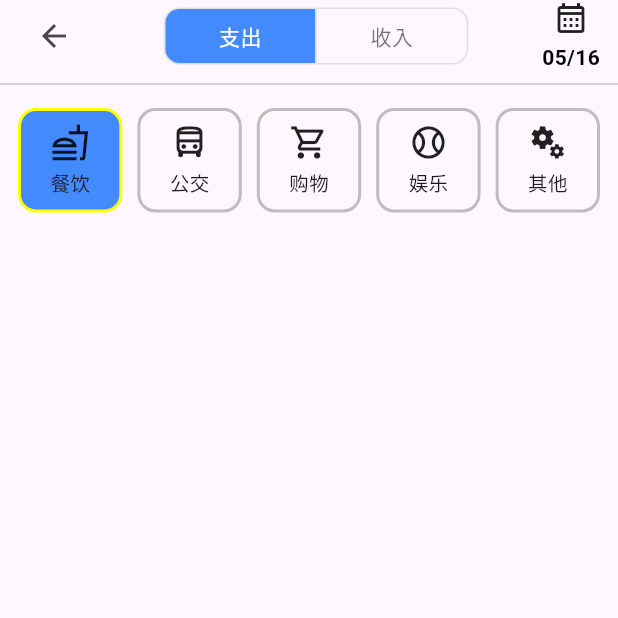
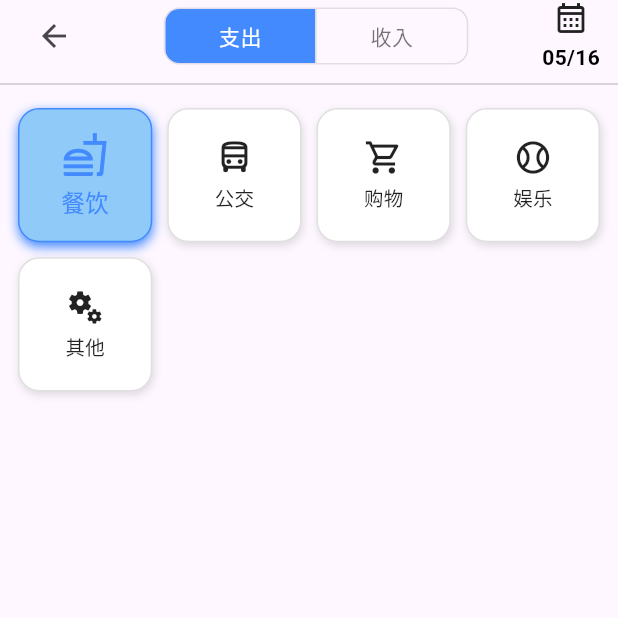
Before and after one commit to Each9084/Quick_Accounting_Tracker, a Flutter app: the AddBillPage screen opened directly, on a phone screen of 412 x 824 dp, the top half of it. Run offline on Flutter 3.47's test engine with Material 3 defaults, Android fonts, the phone set to English and light mode, and no system bars.

Commit message:
update the animation about the blue button

```diff
--- a/lib/screens/add_bill_page.dart
+++ b/lib/screens/add_bill_page.dart
@@ -149,10 +149,10 @@ class _AddBillPageState extends State<AddBillPage> {
           const Divider(),
           Expanded(
             child: Padding(
-              padding: const EdgeInsets.symmetric(horizontal: 12,vertical: 8),
+              padding: const EdgeInsets.symmetric(horizontal: 12, vertical: 8),
               child: GridView.count(
                 //每一行有几个内容
-                crossAxisCount: 5,
+                crossAxisCount: 4,
                 //每两个行之间的间距
                 mainAxisSpacing: 10,
                 //每两个列之间的间距
@@ -166,34 +166,62 @@ class _AddBillPageState extends State<AddBillPage> {
                         _selectedCategory = category;
                       });
                     },
-                    child: Container(
+                    child: AnimatedContainer(
+                      duration: Duration(milliseconds: 200),
+                      curve: Curves.easeInOut,
                       decoration: BoxDecoration(
-                        color:
-                            isSelected ? Colors.blueAccent : Colors.transparent,
+                        color: isSelected ? Colors.blue.shade200 : Colors.white,
                         border: Border.all(
                           color: isSelected
-                              ? Colors.yellowAccent
-                              : Colors.grey.shade400,
-                          width: 2,
+                              ? Colors.blueAccent
+                              : Colors.grey.shade300,
+                          width: 1,
                         ),
-                        borderRadius: BorderRadius.circular(12),
+                        borderRadius: BorderRadius.circular(14),
+                        boxShadow: [
+                          if (isSelected)
+                            BoxShadow(
+                              color: Colors.blueAccent,
+                              blurRadius: 6,
+                              offset: Offset(0, 3),
+                            )
+                          else
+                            BoxShadow(
+                              color: Colors.black12,
+                              blurRadius: 4,
+                              offset: Offset(1, 2),
+                            )
+                        ],
                       ),
-                      padding: EdgeInsets.symmetric(vertical: 8),
+                      padding: EdgeInsets.symmetric(vertical: 8, horizontal: 8),
+                      child: AnimatedScale(
+                        //选中放大1.2
+                        scale: isSelected ? 1.2 : 1.0,
+                        duration: Duration(milliseconds: 150),
                         child: Column(
                           mainAxisAlignment: MainAxisAlignment.center,
                           children: [
                             Icon(
                               category.iconData,
                               size: 26,
+                              color: isSelected
+                                  ? Colors.blueAccent
+                                  : Colors.black87,
                             ),
                             SizedBox(
                               height: 4,
                             ),
                             Text(
                               category.name,
-                            style: TextStyle(fontSize: 13),
+                              style: TextStyle(
+                                fontSize: 13,
+                                color: isSelected
+                                    ? Colors.blueAccent
+                                    : Colors.black87,
+                              ),
                             ),
                           ],
+                        ),
                       ),
                     ),
                   );
```
Lines whose indentation alone changed are shown as unchanged.
